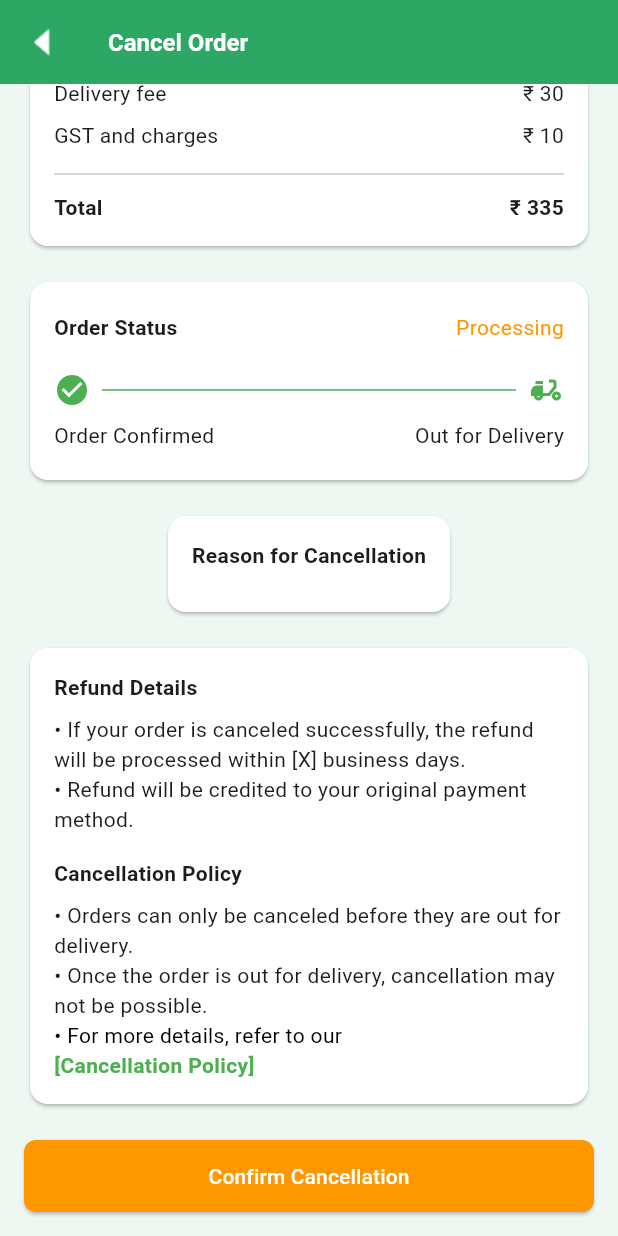
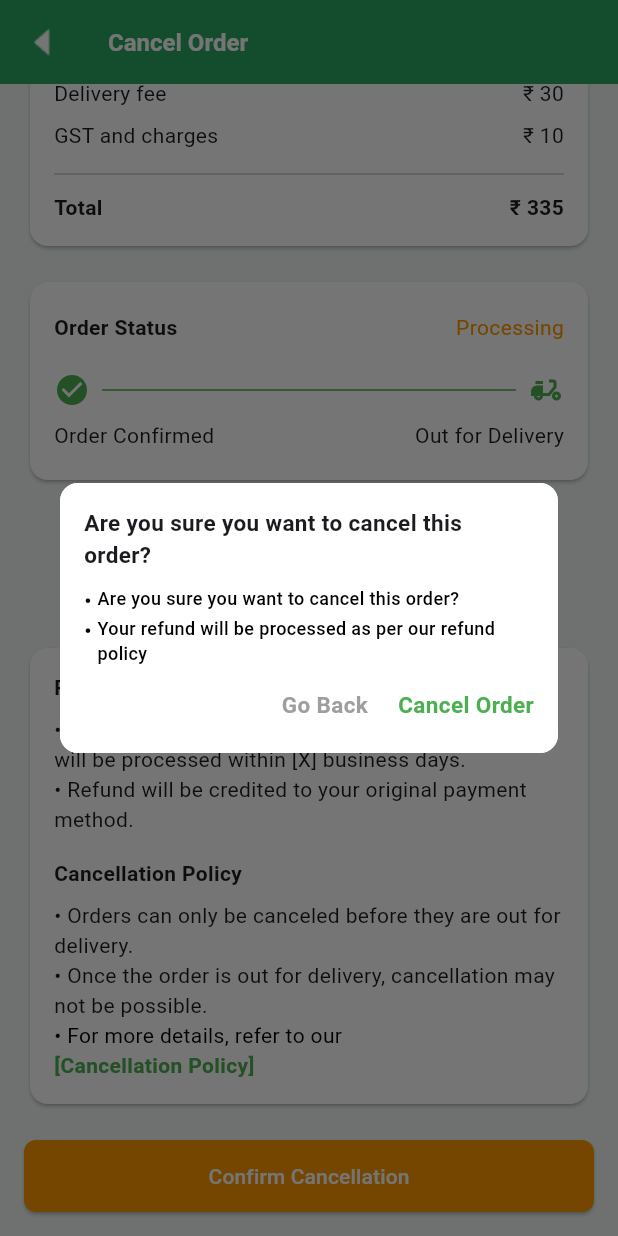
Before and after one commit to pokaktechnologies/supermarket-cust-fe, a Flutter app: the CancelOrderScreen screen opened directly, scrolled down 196 dp, after a tap on "Confirm Cancellation", on a phone screen of 412 x 824 dp. Run offline on Flutter 3.47's test engine with Material 3 defaults, Android fonts, the phone set to English and light mode, and no system bars; our stand-ins replace carousel_slider, flash.

Commit message:
cancel order completed

```diff
--- a/lib/core/utils/navigations.dart
+++ b/lib/core/utils/navigations.dart
@@ -14,3 +14,9 @@ void pushAndRemoveUntilFun(BuildContext context, Widget navPage) {
 void popNavigation(BuildContext context) {
   Navigator.pop(context);
 }
+
+void pushReplacementNavigation(BuildContext context, Widget navPage) {
+  Navigator.of(
+    context,
+  ).pushReplacement(MaterialPageRoute(builder: (context) => navPage));
+}
--- a/lib/views/order/cancel_order.dart
+++ b/lib/views/order/cancel_order.dart
@@ -2,6 +2,7 @@ import 'package:flutter/material.dart';
 import 'package:supermarket_customer_fe/core/themes/app_assets.dart';
 import 'package:supermarket_customer_fe/core/themes/app_colors.dart';
 import 'package:supermarket_customer_fe/core/utils/navigations.dart';
+import 'package:supermarket_customer_fe/views/order/cancel_order_popup.dart';
 
 class CancelOrderScreen extends StatelessWidget {
   const CancelOrderScreen({super.key});
@@ -40,7 +41,9 @@ class CancelOrderScreen extends StatelessWidget {
             SizedBox(
               width: double.infinity,
               child: ElevatedButton(
-                onPressed: () {},
+                onPressed: () {
+                  showCustomDialog(context);
+                },
                 style: ElevatedButton.styleFrom(
                   backgroundColor: Colors.orange,
                   padding: const EdgeInsets.symmetric(vertical: 14),
--- /dev/null
+++ b/lib/views/order/cancel_order_popup.dart
@@ -0,0 +1,123 @@
+import 'package:flutter/material.dart';
+import 'package:supermarket_customer_fe/core/themes/app_colors.dart';
+import 'package:supermarket_customer_fe/core/utils/navigations.dart';
+import 'package:supermarket_customer_fe/views/home/homeMainScreen.dart';
+import 'package:supermarket_customer_fe/views/order/snackbar.dart';
+
+void showCustomDialog(BuildContext context) {
+  showDialog(
+    context: context,
+    builder: (BuildContext context) {
+      return Dialog(
+        shape: RoundedRectangleBorder(borderRadius: BorderRadius.circular(12)),
+        child: Container(
+          width: 500,
+          height: 180,
+          decoration: BoxDecoration(
+            color: AppColors.white,
+            borderRadius: BorderRadius.circular(12),
+          ),
+          child: Padding(
+            padding: const EdgeInsets.all(16.0),
+            child: Column(
+              crossAxisAlignment: CrossAxisAlignment.start,
+              children: [
+                const Text(
+                  "Are you sure you want to cancel this order?",
+                  style: TextStyle(fontSize: 15, fontWeight: FontWeight.bold),
+                ),
+                SizedBox(height: 10),
+                Row(
+                  crossAxisAlignment: CrossAxisAlignment.start,
+                  children: [
+                    const Text(
+                      "• ",
+                      style: TextStyle(
+                        color: AppColors.black,
+                        fontSize: 14,
+                        fontWeight: FontWeight.w500,
+                      ),
+                    ),
+                    Expanded(
+                      child: Text(
+                        "Are you sure you want to cancel this order?",
+                        style: const TextStyle(
+                          color: AppColors.black,
+                          fontSize: 12,
+                          fontWeight: FontWeight.w500,
+                        ),
+                      ),
+                    ),
+                  ],
+                ),
+
+                Row(
+                  crossAxisAlignment: CrossAxisAlignment.start,
+                  children: [
+                    const Text(
+                      "• ",
+                      style: TextStyle(
+                        color: AppColors.black,
+                        fontSize: 14,
+                        fontWeight: FontWeight.w500,
+                      ),
+                    ),
+                    Expanded(
+                      child: Text(
+                        "Your refund will be processed as per our refund policy",
+                        style: const TextStyle(
+                          color: AppColors.black,
+                          fontSize: 12,
+                          fontWeight: FontWeight.w500,
+                        ),
+                      ),
+                    ),
+                  ],
+                ),
+
+                SizedBox(height: 15),
+
+                Row(
+                  mainAxisAlignment: MainAxisAlignment.end,
+                  children: [
+                    InkWell(
+                      onTap: () {
+                        popNavigation(context);
+                      },
+                      child: Text(
+                        "Go Back",
+                        style: TextStyle(
+                          color: AppColors.grey,
+                          fontWeight: FontWeight.bold,
+                          fontSize: 15,
+                        ),
+                      ),
+                    ),
+                    SizedBox(width: 20),
+                    InkWell(
+                      onTap: () {
+                        showSuccessMessage(
+                          context,
+                          "Order Cancelled Successfully",
+                        );
+                        pushAndRemoveUntilFun(context, MainScreen());
+                      },
+                      child: Text(
+                        "Cancel Order",
+                        style: TextStyle(
+                          color: AppColors.green,
+                          fontWeight: FontWeight.bold,
+                          fontSize: 15,
+                        ),
+                      ),
+                    ),
+                  ],
+                ),
+              ],
+            ),
+          ),
+        ),
+      );
+    },
+  );
+}
--- a/lib/views/order/order_status.dart
+++ b/lib/views/order/order_status.dart
@@ -2,6 +2,7 @@ import 'package:flutter/material.dart';
 import 'package:supermarket_customer_fe/core/themes/app_assets.dart';
 import 'package:supermarket_customer_fe/core/themes/app_colors.dart';
 import 'package:supermarket_customer_fe/core/utils/navigations.dart';
+import 'package:supermarket_customer_fe/views/order/order_tracking.dart';
 
 class OrderStatus extends StatelessWidget {
   final bool isOrderSuccess;
@@ -65,7 +66,7 @@ class OrderStatus extends StatelessWidget {
 Widget responseButton(height, width, BuildContext context, isOrderSuccess) {
   return InkWell(
     onTap: () {
-      popNavigation(context);
+      pushReplacementNavigation(context, OrderTracking());
     },
     child: Container(
       height: height * 0.05,
--- a/pubspec.yaml
+++ b/pubspec.yaml
@@ -38,6 +38,7 @@ dependencies:
   intl: ^0.20.2
   badges: ^3.1.2
   carousel_slider: ^5.0.0
+  flash: ^3.1.1
 
 
 dev_dependencies:
```
Also changed, not shown: lib/views/order/order_tracking.dart (+6 -2 lines), lib/views/order/snackbar.dart (added, +30 -0 lines), pubspec.lock.
